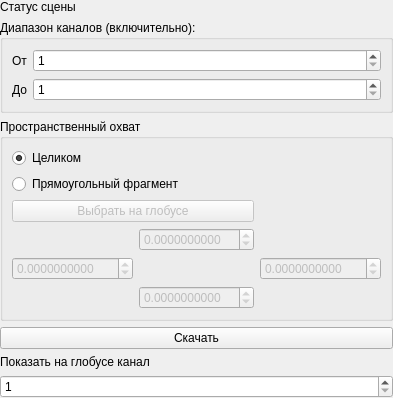
Before: the Qt Designer form src/geoPortal/ui/SceneOperationsWidget.ui in AlexBobkov/hyexplorer, drawn with Qt 5.
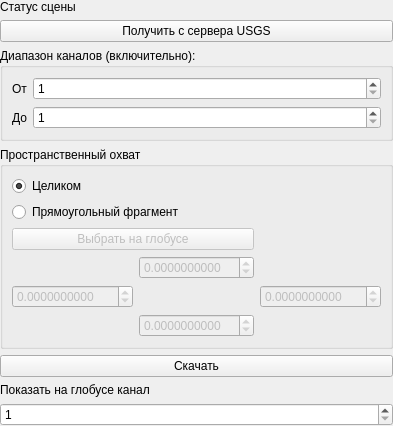
After: the same form once the commit is applied.

Diff of the .ui file:
```diff
--- a/src/geoPortal/ui/SceneOperationsWidget.ui
+++ b/src/geoPortal/ui/SceneOperationsWidget.ui
@@ -6,8 +6,8 @@
    <rect>
     <x>0</x>
     <y>0</y>
-    <width>280</width>
-    <height>358</height>
+    <width>347</width>
+    <height>387</height>
    </rect>
   </property>
   <property name="windowTitle">
@@ -24,6 +24,13 @@
      </property>
     </widget>
    </item>
+   <item>
+    <widget class="QPushButton" name="getFromUsgsButton">
+     <property name="text">
+      <string>Получить с сервера USGS</string>
+     </property>
+    </widget>
+   </item>
    <item>
     <widget class="QGroupBox" name="bandsGroupBox">
      <property name="title">
```
